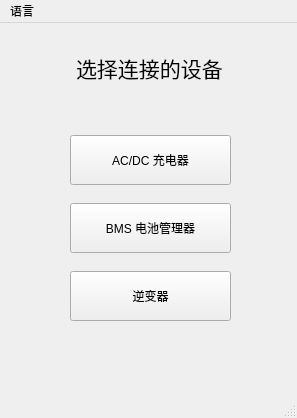
Above: ui/main_meun.ui from xxxy-bit/SRNE_UP before the change. Below: the same form after it.
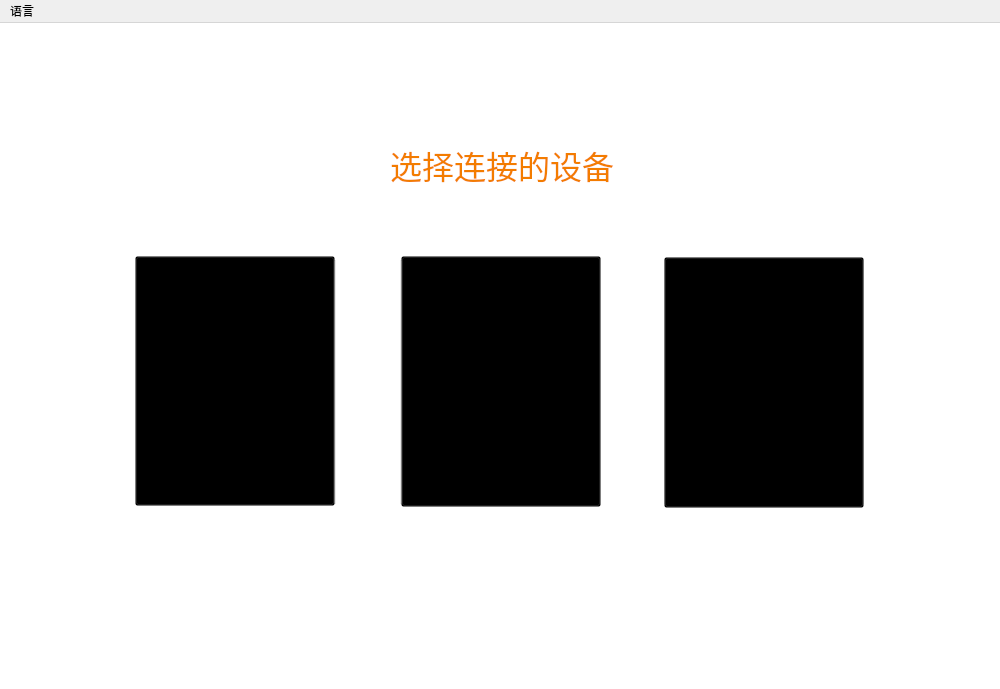
That is the form after the change. Icons and pictures are not drawn.

Commit message: 主菜单增加logo图标，充电器/bms/逆变器增加产品图片，界面美化

What changed in the file:
```diff
--- a/ui/main_meun.ui
+++ b/ui/main_meun.ui
@@ -6,8 +6,8 @@
    <rect>
     <x>0</x>
     <y>0</y>
-    <width>297</width>
-    <height>418</height>
+    <width>1000</width>
+    <height>689</height>
    </rect>
   </property>
   <property name="windowTitle">
@@ -26,70 +26,13 @@
    </size>
   </property>
   <widget class="QWidget" name="centralwidget">
-   <widget class="QWidget" name="gridLayoutWidget">
-    <property name="geometry">
-     <rect>
-      <x>9</x>
-      <y>9</y>
-      <width>281</width>
-      <height>71</height>
-     </rect>
-    </property>
-    <layout class="QGridLayout" name="gridLayout">
-     <item row="0" column="1">
-      <widget class="QLabel" name="label">
-       <property name="font">
-        <font>
-         <family>微软雅黑</family>
-         <pointsize>16</pointsize>
-         <weight>50</weight>
-         <italic>false</italic>
-         <bold>false</bold>
-        </font>
-       </property>
-       <property name="styleSheet">
-        <string notr="true">font: 16pt &quot;微软雅黑&quot;;</string>
-       </property>
-       <property name="text">
-        <string>选择连接的设备</string>
-       </property>
-      </widget>
-     </item>
-     <item row="0" column="2">
-      <spacer name="horizontalSpacer_2">
-       <property name="orientation">
-        <enum>Qt::Horizontal</enum>
-       </property>
-       <property name="sizeHint" stdset="0">
-        <size>
-         <width>40</width>
-         <height>20</height>
-        </size>
-       </property>
-      </spacer>
-     </item>
-     <item row="0" column="0">
-      <spacer name="horizontalSpacer">
-       <property name="orientation">
-        <enum>Qt::Horizontal</enum>
-       </property>
-       <property name="sizeHint" stdset="0">
-        <size>
-         <width>40</width>
-         <height>20</height>
-        </size>
-       </property>
-      </spacer>
-     </item>
-    </layout>
-   </widget>
    <widget class="QPushButton" name="InverterButton">
     <property name="geometry">
      <rect>
-      <x>70</x>
-      <y>248</y>
-      <width>161</width>
-      <height>50</height>
+      <x>664</x>
+      <y>234</y>
+      <width>200</width>
+      <height>251</height>
      </rect>
     </property>
     <property name="minimumSize">
@@ -99,19 +42,19 @@
      </size>
     </property>
     <property name="styleSheet">
-     <string notr="true">font: 9pt &quot;微软雅黑&quot;;</string>
+     <string notr="true">background: transparent;</string>
     </property>
     <property name="text">
-     <string>逆变器</string>
+     <string/>
     </property>
    </widget>
    <widget class="QPushButton" name="acchargeButton">
     <property name="geometry">
      <rect>
-      <x>70</x>
-      <y>112</y>
-      <width>161</width>
-      <height>50</height>
+      <x>135</x>
+      <y>233</y>
+      <width>200</width>
+      <height>250</height>
      </rect>
     </property>
     <property name="minimumSize">
@@ -121,19 +64,19 @@
      </size>
     </property>
     <property name="styleSheet">
-     <string notr="true">font: 9pt &quot;微软雅黑&quot;;</string>
+     <string notr="true">background: transparent;</string>
     </property>
     <property name="text">
-     <string>AC/DC 充电器</string>
+     <string/>
     </property>
    </widget>
    <widget class="QPushButton" name="bmsButton">
     <property name="geometry">
      <rect>
-      <x>70</x>
-      <y>180</y>
-      <width>161</width>
-      <height>50</height>
+      <x>401</x>
+      <y>233</y>
+      <width>200</width>
+      <height>251</height>
      </rect>
     </property>
     <property name="minimumSize">
@@ -143,19 +86,254 @@
      </size>
     </property>
     <property name="styleSheet">
-     <string notr="true">font: 9pt &quot;微软雅黑&quot;;</string>
+     <string notr="true">background: transparent;</string>
     </property>
     <property name="text">
-     <string>BMS 电池管理器</string>
+     <string/>
     </property>
    </widget>
+   <widget class="QListView" name="listView">
+    <property name="geometry">
+     <rect>
+      <x>0</x>
+      <y>0</y>
+      <width>1000</width>
+      <height>689</height>
+     </rect>
+    </property>
+    <property name="styleSheet">
+     <string notr="true">background-image:url(:/背景.png)</string>
+    </property>
+    <property name="frameShape">
+     <enum>QFrame::NoFrame</enum>
+    </property>
+   </widget>
+   <widget class="QListView" name="listView_2">
+    <property name="geometry">
+     <rect>
+      <x>55</x>
+      <y>134</y>
+      <width>891</width>
+      <height>436</height>
+     </rect>
+    </property>
+    <property name="styleSheet">
+     <string notr="true">background-image:url(:/选择连接设备框.png)</string>
+    </property>
+    <property name="frameShape">
+     <enum>QFrame::NoFrame</enum>
+    </property>
+   </widget>
+   <widget class="QLabel" name="label">
+    <property name="geometry">
+     <rect>
+      <x>390</x>
+      <y>111</y>
+      <width>231</width>
+      <height>61</height>
+     </rect>
+    </property>
+    <property name="font">
+     <font>
+      <family>微软雅黑</family>
+      <pointsize>-1</pointsize>
+      <weight>50</weight>
+      <italic>false</italic>
+      <bold>false</bold>
+     </font>
+    </property>
+    <property name="styleSheet">
+     <string notr="true">background: transparent;
+font-size: 32px;
+font-family: &quot;微软雅黑&quot;;
+color:#F37C00;</string>
+    </property>
+    <property name="text">
+     <string>选择连接的设备</string>
+    </property>
+   </widget>
+   <widget class="QListView" name="ac_bg">
+    <property name="geometry">
+     <rect>
+      <x>136</x>
+      <y>237</y>
+      <width>200</width>
+      <height>244</height>
+     </rect>
+    </property>
+    <property name="styleSheet">
+     <string notr="true">background-color:#FEFEFE;
+border: 1px solid #E8E8E8;
+</string>
+    </property>
+    <property name="frameShape">
+     <enum>QFrame::NoFrame</enum>
+    </property>
+    <property name="viewMode">
+     <enum>QListView::ListMode</enum>
+    </property>
+   </widget>
+   <widget class="QListView" name="bms_bg">
+    <property name="geometry">
+     <rect>
+      <x>400</x>
+      <y>237</y>
+      <width>200</width>
+      <height>244</height>
+     </rect>
+    </property>
+    <property name="styleSheet">
+     <string notr="true">background-color: #FEFEFE;
+border: 1px solid #E8E8E8;</string>
+    </property>
+    <property name="frameShape">
+     <enum>QFrame::NoFrame</enum>
+    </property>
+   </widget>
+   <widget class="QListView" name="inverter_bg">
+    <property name="geometry">
+     <rect>
+      <x>664</x>
+      <y>237</y>
+      <width>200</width>
+      <height>244</height>
+     </rect>
+    </property>
+    <property name="styleSheet">
+     <string notr="true">background-color: #FEFEFE;
+border: 1px solid #E8E8E8;</string>
+    </property>
+    <property name="frameShape">
+     <enum>QFrame::NoFrame</enum>
+    </property>
+   </widget>
+   <widget class="QListView" name="listView_6">
+    <property name="geometry">
+     <rect>
+      <x>208</x>
+      <y>277</y>
+      <width>55</width>
+      <height>113</height>
+     </rect>
+    </property>
+    <property name="styleSheet">
+     <string notr="true">background-image:url(:/AC充电器.png)</string>
+    </property>
+    <property name="frameShape">
+     <enum>QFrame::NoFrame</enum>
+    </property>
+   </widget>
+   <widget class="QLabel" name="ac_text">
+    <property name="geometry">
+     <rect>
+      <x>191</x>
+      <y>419</y>
+      <width>131</width>
+      <height>21</height>
+     </rect>
+    </property>
+    <property name="styleSheet">
+     <string notr="true">color:#8A4600;
+font-size:16pt;
+text-align: center;
+font-family: &quot;微软雅黑&quot;;</string>
+    </property>
+    <property name="text">
+     <string>AC 充电器</string>
+    </property>
+   </widget>
+   <widget class="QListView" name="listView_7">
+    <property name="geometry">
+     <rect>
+      <x>465</x>
+      <y>277</y>
+      <width>70</width>
+      <height>113</height>
+     </rect>
+    </property>
+    <property name="styleSheet">
+     <string notr="true">background-image:url(:/bms(暂用).png)</string>
+    </property>
+    <property name="frameShape">
+     <enum>QFrame::NoFrame</enum>
+    </property>
+   </widget>
+   <widget class="QLabel" name="bms_text">
+    <property name="geometry">
+     <rect>
+      <x>476</x>
+      <y>419</y>
+      <width>51</width>
+      <height>21</height>
+     </rect>
+    </property>
+    <property name="styleSheet">
+     <string notr="true">color:#8A4600;
+font-size:16pt;
+text-align: center;
+font-family: &quot;微软雅黑&quot;;</string>
+    </property>
+    <property name="text">
+     <string>BMS</string>
+    </property>
+   </widget>
+   <widget class="QListView" name="listView_8">
+    <property name="geometry">
+     <rect>
+      <x>700</x>
+      <y>282</y>
+      <width>124</width>
+      <height>102</height>
+     </rect>
+    </property>
+    <property name="styleSheet">
+     <string notr="true">background-image:url(:/逆变器.png)</string>
+    </property>
+    <property name="frameShape">
+     <enum>QFrame::NoFrame</enum>
+    </property>
+   </widget>
+   <widget class="QLabel" name="inverter_text">
+    <property name="geometry">
+     <rect>
+      <x>736</x>
+      <y>419</y>
+      <width>91</width>
+      <height>21</height>
+     </rect>
+    </property>
+    <property name="styleSheet">
+     <string notr="true">color:#8A4600;
+font-size:16pt;
+text-align: center;
+font-family: &quot;微软雅黑&quot;;</string>
+    </property>
+    <property name="text">
+     <string>逆变器</string>
+    </property>
+   </widget>
+   <zorder>listView</zorder>
+   <zorder>listView_2</zorder>
+   <zorder>label</zorder>
+   <zorder>ac_bg</zorder>
+   <zorder>bms_bg</zorder>
+   <zorder>inverter_bg</zorder>
+   <zorder>listView_6</zorder>
+   <zorder>ac_text</zorder>
+   <zorder>listView_7</zorder>
+   <zorder>bms_text</zorder>
+   <zorder>listView_8</zorder>
+   <zorder>inverter_text</zorder>
+   <zorder>acchargeButton</zorder>
+   <zorder>InverterButton</zorder>
+   <zorder>bmsButton</zorder>
   </widget>
   <widget class="QMenuBar" name="menubar">
    <property name="geometry">
     <rect>
      <x>0</x>
      <y>0</y>
-     <width>297</width>
+     <width>1000</width>
      <height>22</height>
     </rect>
    </property>
@@ -168,7 +346,6 @@
    </widget>
    <addaction name="menu"/>
   </widget>
-  <widget class="QStatusBar" name="statusbar"/>
   <action name="lang_zh">
    <property name="text">
     <string>中文</string>
```
Left out of the diff: 8 changed lines with no effect on the pictures. The commit also changes 19 other files.
